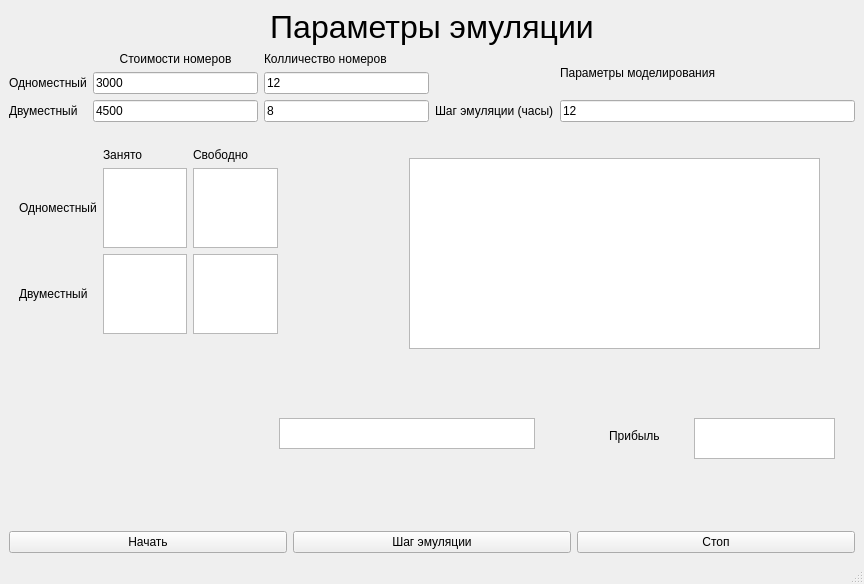
This is start_window.ui in sereja589/booking_system as Qt 5 draws it before an edit. The edited form follows.
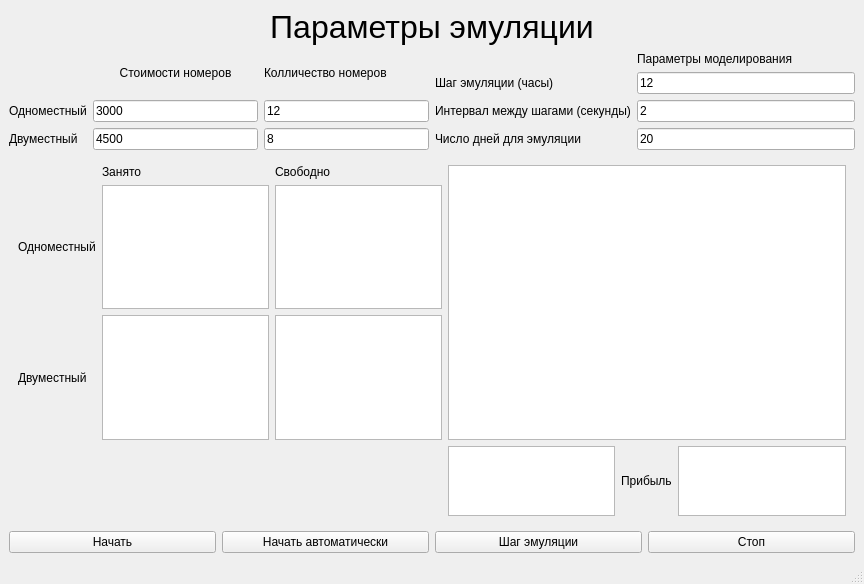
This is the edited form.

Commit message: Add auto emuation

```diff
--- a/start_window.ui
+++ b/start_window.ui
@@ -98,6 +98,13 @@
       </item>
       <item>
        <layout class="QGridLayout" name="gridLayout_2">
+        <item row="2" column="1">
+         <widget class="QLineEdit" name="IntervalBetweenSteps">
+          <property name="text">
+           <string>2</string>
+          </property>
+         </widget>
+        </item>
         <item row="0" column="1">
          <widget class="QLabel" name="label_5">
           <property name="text">
@@ -105,6 +112,13 @@
           </property>
          </widget>
         </item>
+        <item row="2" column="0">
+         <widget class="QLabel" name="label_13">
+          <property name="text">
+           <string>Интервал между шагами (секунды)</string>
+          </property>
+         </widget>
+        </item>
         <item row="1" column="1">
          <widget class="QLineEdit" name="EmulationStep">
           <property name="text">
@@ -119,54 +133,28 @@
           </property>
          </widget>
         </item>
+        <item row="3" column="0">
+         <widget class="QLabel" name="label_14">
+          <property name="text">
+           <string>Число дней для эмуляции</string>
+          </property>
+         </widget>
+        </item>
+        <item row="3" column="1">
+         <widget class="QLineEdit" name="NumberOfDaysToEmulate">
+          <property name="text">
+           <string>20</string>
+          </property>
+         </widget>
+        </item>
        </layout>
       </item>
      </layout>
     </item>
     <item>
      <widget class="QWidget" name="widget" native="true">
-      <widget class="QTextBrowser" name="TotalHotelProfit">
-       <property name="geometry">
-        <rect>
-         <x>685</x>
-         <y>290</y>
-         <width>141</width>
-         <height>41</height>
-        </rect>
-       </property>
-      </widget>
-      <widget class="QLabel" name="label_8">
-       <property name="geometry">
-        <rect>
-         <x>600</x>
-         <y>300</y>
-         <width>58</width>
-         <height>16</height>
-        </rect>
-       </property>
-       <property name="text">
-        <string>Прибыль</string>
-       </property>
-      </widget>
-      <widget class="QTextBrowser" name="CurrentTime">
-       <property name="geometry">
-        <rect>
-         <x>270</x>
-         <y>290</y>
-         <width>256</width>
-         <height>31</height>
-        </rect>
-       </property>
-      </widget>
-      <widget class="QWidget" name="gridLayoutWidget">
-       <property name="geometry">
-        <rect>
-         <x>10</x>
-         <y>20</y>
-         <width>259</width>
-         <height>186</height>
-        </rect>
-       </property>
+      <layout class="QGridLayout" name="gridLayout_4">
+       <item row="0" column="0">
        <layout class="QGridLayout" name="gridLayout_3">
         <item row="2" column="1">
          <widget class="QTextBrowser" name="BusyDouble"/>
@@ -209,17 +197,28 @@
          </widget>
         </item>
        </layout>
-      </widget>
-      <widget class="QTextBrowser" name="ActionView">
-       <property name="geometry">
-        <rect>
-         <x>400</x>
-         <y>30</y>
-         <width>411</width>
-         <height>191</height>
-        </rect>
-       </property>
-      </widget>
+       </item>
+       <item row="0" column="1">
+        <widget class="QTextBrowser" name="ActionView"/>
+       </item>
+       <item row="1" column="1">
+        <layout class="QHBoxLayout" name="horizontalLayout_3">
+         <item>
+          <widget class="QTextBrowser" name="CurrentTime"/>
+         </item>
+         <item>
+          <widget class="QLabel" name="label_8">
+           <property name="text">
+            <string>Прибыль</string>
+           </property>
+          </widget>
+         </item>
+         <item>
+          <widget class="QTextBrowser" name="TotalHotelProfit"/>
+         </item>
+        </layout>
+       </item>
+      </layout>
      </widget>
     </item>
     <item>
@@ -231,6 +230,13 @@
         </property>
        </widget>
       </item>
+      <item>
+       <widget class="QPushButton" name="StartEmulationAutomatically">
+        <property name="text">
+         <string>Начать автоматически</string>
+        </property>
+       </widget>
+      </item>
       <item>
        <widget class="QPushButton" name="MakeStep">
         <property name="text">
```
Lines whose indentation alone changed are shown as unchanged. The commit also changes 2 other files.
